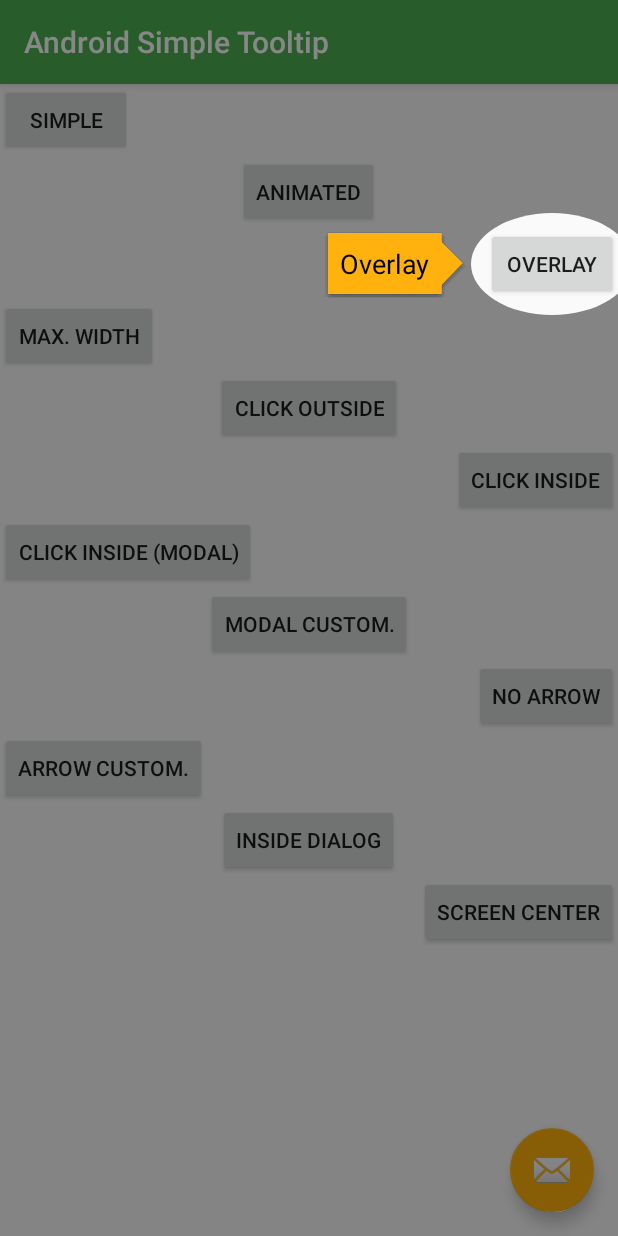
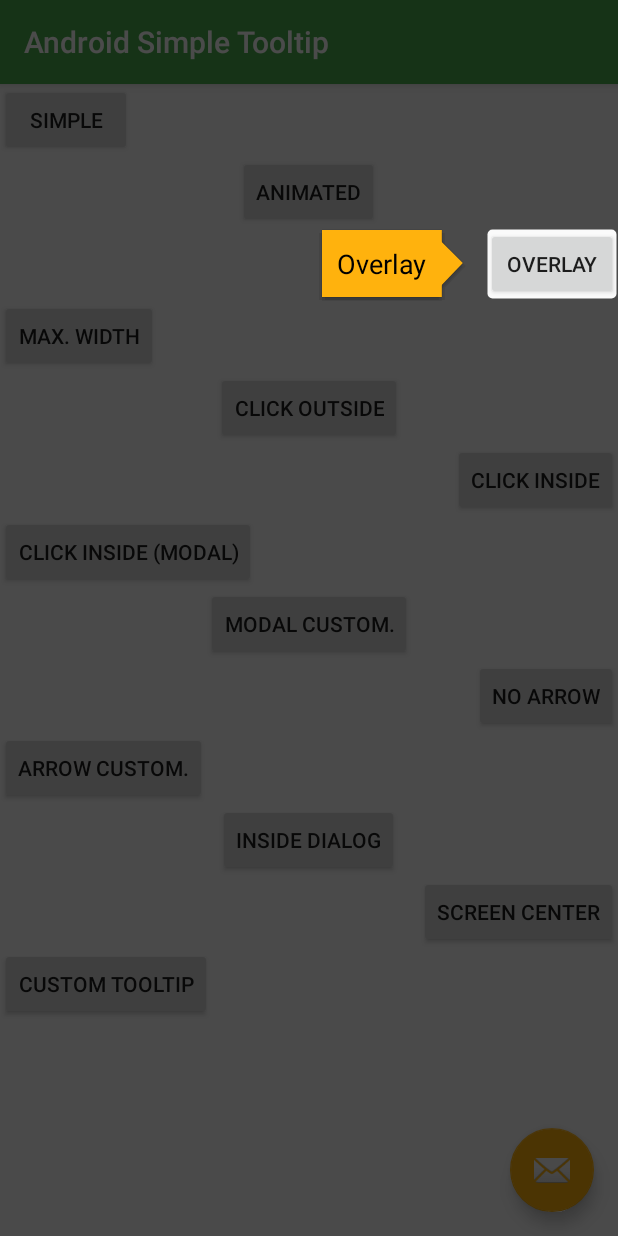
Before and after one commit to douglasjunior/android-simple-tooltip, an Android app: the screen it shows after launch (MainActivity), after a tap on "OVERLAY", on a phone screen of 412 x 824 dp. Run offline under Robolectric (Android 15) with nearby library versions, the phone set to English and light mode, and no system bars.

Commit message:
* Add additional Overlay shape (Rectangle and Oval) * Fixed Overlay displaying when no Anchor and gravity CENTER * Add config for "tooltip padding" and "overlay offset" * Added listener which handle anchor view change after popup has been shown * Moved some tooltip styling into styles  - st_overlay_offset  - st_margin  - st_padding  - st_overlay_alpha  - st_background_color  - st_text_color"  - st_arrow_color  updated build config  - buildToolsVersion '25.0.0'  - gradle wrapper (gradle-3.3-all.zip)  - com.android.tools.build:gradle:2.3.0

```diff
--- a/build.gradle
+++ b/build.gradle
@@ -9,7 +9,7 @@ buildscript {
         Before changing "Android Gradle Plugin" version, check he last estable version
         https://developer.android.com/studio/releases/gradle-plugin.html#revisions
          */
-        classpath 'com.android.tools.build:gradle:2.3.0'
+        classpath 'com.android.tools.build:gradle:2.3.1'
         // NOTE: Do not place your application dependencies here; they belong
         // in the individual module build.gradle files
     }
--- a/library/build.gradle
+++ b/library/build.gradle
@@ -5,7 +5,7 @@ group = 'com.github.douglasjunior'
 
 android {
     compileSdkVersion 24
-    buildToolsVersion '25.0.0'
+    buildToolsVersion '25.0.2'
 
     defaultConfig {
         minSdkVersion 7
@@ -33,7 +33,7 @@ buildscript {
 
 dependencies {
     compile fileTree(dir: 'libs', include: ['*.jar'])
-    compile 'com.android.support:support-annotations:24.0.0'
+    compile 'com.android.support:support-annotations:25.3.1'
 }
 
 // build a jar with source files
--- a/library/src/main/java/io/github/douglasjunior/androidSimpleTooltip/OverlayView.java
+++ b/library/src/main/java/io/github/douglasjunior/androidSimpleTooltip/OverlayView.java
@@ -26,6 +26,7 @@ package io.github.douglasjunior.androidSimpleTooltip;
 
 import android.annotation.SuppressLint;
 import android.content.Context;
+import android.content.res.TypedArray;
 import android.graphics.Bitmap;
 import android.graphics.Canvas;
 import android.graphics.Color;
@@ -33,7 +34,13 @@ import android.graphics.Paint;
 import android.graphics.PorterDuff;
 import android.graphics.PorterDuffXfermode;
 import android.graphics.RectF;
+import android.support.annotation.IntDef;
 import android.view.View;
+
+import java.lang.annotation.Retention;
+import java.lang.annotation.RetentionPolicy;
+
+import io.github.douglasjunior.androidSimpleTooltip.R;
 
 /**
  * View que faz o efeito de escurecer a tela e dar destaque no ponto de ancoragem.<br>
@@ -47,15 +54,26 @@ public class OverlayView extends View {
     private static final int mDefaultOverlayCircleOffsetRes = R.dimen.simpletooltip_overlay_circle_offset;
     private static final int mDefaultOverlayAlphaRes = R.integer.simpletooltip_overlay_alpha;
 
-    private View mAnchorView;
+    private RectF anchorRect;
     private Bitmap bitmap;
     private float offset = 0;
+    private int alpha = 0;
     private boolean invalidated = true;
+    @OverlayShape
+    private int shape = RECTANGLE;
 
-    OverlayView(Context context, View anchorView) {
+    OverlayView(Context context, RectF anchorRect, Float offset) {
         super(context);
-        this.mAnchorView = anchorView;
-        this.offset = context.getResources().getDimension(mDefaultOverlayCircleOffsetRes);
+        TypedArray a = context.getTheme().obtainStyledAttributes(R.styleable.SimpleTooltipStyle);
+        this.offset = offset == null
+                ? a.getDimension(R.styleable.SimpleTooltipStyle_st_overlay_offset,
+                context.getResources().getDimension(mDefaultOverlayCircleOffsetRes))
+                : offset;
+        alpha = a.getInt(R.styleable.SimpleTooltipStyle_st_overlay_alpha,
+                context.getResources().getInteger(mDefaultOverlayAlphaRes));
+        a.recycle();
+
+        this.anchorRect = anchorRect;
     }
 
     @Override
@@ -82,20 +100,27 @@ public class OverlayView extends View {
         Paint paint = new Paint(Paint.ANTI_ALIAS_FLAG);
         paint.setColor(Color.BLACK);
         paint.setAntiAlias(true);
-        paint.setAlpha(getResources().getInteger(mDefaultOverlayAlphaRes));
+        paint.setAlpha(alpha);
         osCanvas.drawRect(outerRectangle, paint);
 
         paint.setColor(Color.TRANSPARENT);
         paint.setXfermode(new PorterDuffXfermode(PorterDuff.Mode.SRC_OUT));
 
-        RectF anchorRecr = SimpleTooltipUtils.calculeRectInWindow(mAnchorView);
-        RectF overlayRecr = SimpleTooltipUtils.calculeRectInWindow(this);
+        RectF overlayRect = SimpleTooltipUtils.calculeRectInWindow(this);
 
-        float left = anchorRecr.left - overlayRecr.left;
-        float top = anchorRecr.top - overlayRecr.top;
-        RectF oval = new RectF(left - offset, top - offset, left + mAnchorView.getMeasuredWidth() + offset, top + mAnchorView.getMeasuredHeight() + offset);
+        float left = anchorRect.left - overlayRect.left;
+        float top = anchorRect.top - overlayRect.top;
+        RectF shapeRect = new RectF(
+                left - offset,
+                top - offset,
+                left + anchorRect.width() + offset,
+                top + anchorRect.height() + offset);
 
-        osCanvas.drawOval(oval, paint);
+        if (shape == RECTANGLE) {
+            osCanvas.drawRoundRect(shapeRect, 5, 5, paint);
+        } else if (shape == OVAL) {
+            osCanvas.drawOval(shapeRect, paint);
+        }
 
         invalidated = false;
     }
@@ -111,12 +136,33 @@ public class OverlayView extends View {
         invalidated = true;
     }
 
-    public View getAnchorView() {
-        return mAnchorView;
+    public static class Builder {
+        private final Context context;
+        private int color = Color.BLACK;
+        private float offset;
+        private int shape;
+
+        public Builder(Context context) {
+            this.context = context;
+        }
+
+        public void color(int color) {
+            this.color = color;
+        }
+
+        public void offset(float offset) {
+            this.offset = offset;
+        }
+
+        public void shape(int shape) {
+            this.shape = shape;
+        }
     }
 
-    public void setAnchorView(View anchorView) {
-        this.mAnchorView = anchorView;
-        invalidate();
-    }
+    public static final int OVAL = 0;
+    public static final int RECTANGLE = 1;
+
+    @Retention(RetentionPolicy.SOURCE)
+    @IntDef({OVAL, RECTANGLE})
+    public @interface OverlayShape {}
 }
--- a/library/src/main/java/io/github/douglasjunior/androidSimpleTooltip/SimpleTooltip.java
+++ b/library/src/main/java/io/github/douglasjunior/androidSimpleTooltip/SimpleTooltip.java
@@ -30,6 +30,7 @@ import android.animation.AnimatorSet;
 import android.animation.ObjectAnimator;
 import android.annotation.TargetApi;
 import android.content.Context;
+import android.content.res.TypedArray;
 import android.graphics.Color;
 import android.graphics.PointF;
 import android.graphics.RectF;
@@ -37,13 +38,16 @@ import android.graphics.drawable.ColorDrawable;
 import android.graphics.drawable.Drawable;
 import android.os.Build;
 import android.support.annotation.ColorInt;
+import android.support.annotation.ColorRes;
 import android.support.annotation.DimenRes;
+import android.support.annotation.Dimension;
 import android.support.annotation.DrawableRes;
 import android.support.annotation.IdRes;
 import android.support.annotation.IntDef;
 import android.support.annotation.LayoutRes;
 import android.support.annotation.StringRes;
 import android.util.Log;
+import android.util.TypedValue;
 import android.view.Gravity;
 import android.view.LayoutInflater;
 import android.view.MotionEvent;
@@ -58,6 +62,8 @@ import android.widget.TextView;
 
 import java.lang.annotation.Retention;
 import java.lang.annotation.RetentionPolicy;
+
+import io.github.douglasjunior.androidSimpleTooltip.R;
 
 
 /**
@@ -112,12 +118,15 @@ public class SimpleTooltip implements PopupWindow.OnDismissListener {
     private AnimatorSet mAnimator;
     private final float mMargin;
     private final float mPadding;
+    private final float mTooltipPadding;
     private final float mAnimationPadding;
+    private final Float mOverlayOffset;
     private final long mAnimationDuration;
     private final float mArrowWidth;
     private final float mArrowHeight;
     private final boolean mFocusable;
     private boolean dismissed = false;
+    private RectF lastAnchorPlace = new RectF();
 
 
     private SimpleTooltip(Builder builder) {
@@ -140,8 +149,10 @@ public class SimpleTooltip implements PopupWindow.OnDismissListener {
         mAnimated = builder.animated;
         mMargin = builder.margin;
         mPadding = builder.padding;
+        mTooltipPadding = builder.tooltipPadding;
         mAnimationPadding = builder.animationPadding;
         mAnimationDuration = builder.animationDuration;
+        mOverlayOffset = builder.overlayOffset;
         mOnDismissListener = builder.onDismissListener;
         mOnShowListener = builder.onShowListener;
         mFocusable = builder.focusable;
@@ -169,6 +180,7 @@ public class SimpleTooltip implements PopupWindow.OnDismissListener {
     public void show() {
         verifyDismissed();
 
+        mAnchorView.getViewTreeObserver().addOnGlobalLayoutListener(mAnchorPositionChangeListener);
         mContentLayout.getViewTreeObserver().addOnGlobalLayoutListener(mLocationLayoutListener);
         mContentLayout.getViewTreeObserver().addOnGlobalLayoutListener(mAutoDismissLayoutListener);
 
@@ -190,7 +202,14 @@ public class SimpleTooltip implements PopupWindow.OnDismissListener {
     }
 
     private void createOverlay() {
-        mOverlay = mTransparentOverlay ? new View(mContext) : new OverlayView(mContext, mAnchorView);
+        mRootView.removeView(mOverlay);
+        RectF anchorRect = mGravity != Gravity.CENTER
+                ? SimpleTooltipUtils.calculeVisibleRectInWindow(mAnchorView)
+                : new RectF(mAnchorView.getMeasuredWidth() / 2, mAnchorView.getMeasuredHeight() / 2,
+                mAnchorView.getMeasuredWidth() / 2 + 1, mAnchorView.getMeasuredHeight() / 2 + 1);
+        mOverlay = mTransparentOverlay
+                ? new View(mContext)
+                : new OverlayView(mContext, anchorRect,mOverlayOffset);
         mOverlay.setLayoutParams(new ViewGroup.LayoutParams(ViewGroup.LayoutParams.MATCH_PARENT, ViewGroup.LayoutParams.MATCH_PARENT));
         mOverlay.setOnTouchListener(mOverlayTouchListener);
         mRootView.addView(mOverlay);
@@ -199,25 +218,27 @@ public class SimpleTooltip implements PopupWindow.OnDismissListener {
     private PointF calculePopupLocation() {
         PointF location = new PointF();
 
-        final RectF anchorRect = SimpleTooltipUtils.calculeRectInWindow(mAnchorView);
+        final RectF anchorRect = SimpleTooltipUtils.calculeVisibleRectInWindow(mAnchorView);
         final PointF anchorCenter = new PointF(anchorRect.centerX(), anchorRect.centerY());
+
+        final float anchorMargin = mMargin - mTooltipPadding;
 
         switch (mGravity) {
             case Gravity.START:
-                location.x = anchorRect.left - mPopupWindow.getContentView().getWidth() - mMargin;
+                location.x = anchorRect.left - mPopupWindow.getContentView().getWidth() - anchorMargin;
                 location.y = anchorCenter.y - mPopupWindow.getContentView().getHeight() / 2f;
                 break;
             case Gravity.END:
-                location.x = anchorRect.right + mMargin;
+                location.x = anchorRect.right + anchorMargin;
                 location.y = anchorCenter.y - mPopupWindow.getContentView().getHeight() / 2f;
                 break;
             case Gravity.TOP:
                 location.x = anchorCenter.x - mPopupWindow.getContentView().getWidth() / 2f;
-                location.y = anchorRect.top - mPopupWindow.getContentView().getHeight() - mMargin;
+                location.y = anchorRect.top - mPopupWindow.getContentView().getHeight() - anchorMargin;
                 break;
             case Gravity.BOTTOM:
                 location.x = anchorCenter.x - mPopupWindow.getContentView().getWidth() / 2f;
-                location.y = anchorRect.bottom + mMargin;
+                location.y = anchorRect.bottom + anchorMargin;
                 break;
             case Gravity.CENTER:
                 location.x = anchorCenter.x - mPopupWindow.getContentView().getWidth() / 2f;
@@ -243,9 +264,10 @@ public class SimpleTooltip implements PopupWindow.OnDismissListener {
         mContentView.setPadding((int) mPadding, (int) mPadding, (int) mPadding, (int) mPadding);
 
         LinearLayout linearLayout = new LinearLayout(mContext);
-        linearLayout.setLayoutParams(new ViewGroup.LayoutParams(ViewGroup.LayoutParams.WRAP_CONTENT, ViewGroup.LayoutParams.WRAP_CONTENT));
+        linearLayout.setLayoutParams(new ViewGroup.LayoutParams(
+                ViewGroup.LayoutParams.WRAP_CONTENT, ViewGroup.LayoutParams.WRAP_CONTENT));
         linearLayout.setOrientation(mArrowDirection == ArrowDrawable.LEFT || mArrowDirection == ArrowDrawable.RIGHT ? LinearLayout.HORIZONTAL : LinearLayout.VERTICAL);
-        int layoutPadding = (int) (mAnimated ? mAnimationPadding : 0);
+        int layoutPadding = (int) (mAnimated ? mAnimationPadding : mTooltipPadding);
         linearLayout.setPadding(layoutPadding, layoutPadding, layoutPadding, layoutPadding);
 
         if (mShowArrow) {
@@ -273,7 +295,8 @@ public class SimpleTooltip implements PopupWindow.OnDismissListener {
             linearLayout.addView(mContentView);
         }
 
-        LinearLayout.LayoutParams contentViewParams = new LinearLayout.LayoutParams(ViewGroup.LayoutParams.WRAP_CONTENT, ViewGroup.LayoutParams.WRAP_CONTENT, 0);
+        LinearLayout.LayoutParams contentViewParams = new LinearLayout.LayoutParams(
+                ViewGroup.LayoutParams.WRAP_CONTENT, ViewGroup.LayoutParams.WRAP_CONTENT, 0);
         contentViewParams.gravity = Gravity.CENTER;
         mContentView.setLayoutParams(contentViewParams);
 
@@ -334,6 +357,7 @@ public class SimpleTooltip implements PopupWindow.OnDismissListener {
             mOnDismissListener.onDismiss(this);
         mOnDismissListener = null;
 
+        SimpleTooltipUtils.removeOnGlobalLayoutListener(mAnchorView, mAnchorPositionChangeListener);
         SimpleTooltipUtils.removeOnGlobalLayoutListener(mPopupWindow.getContentView(), mLocationLayoutListener);
         SimpleTooltipUtils.removeOnGlobalLayoutListener(mPopupWindow.getContentView(), mArrowLayoutListener);
         SimpleTooltipUtils.removeOnGlobalLayoutListener(mPopupWindow.getContentView(), mShowLayoutListener);
@@ -390,6 +414,47 @@ public class SimpleTooltip implements PopupWindow.OnDismissListener {
 
             SimpleTooltipUtils.removeOnGlobalLayoutListener(popup.getContentView(), this);
             popup.getContentView().getViewTreeObserver().addOnGlobalLayoutListener(mArrowLayoutListener);
+            PointF location = calculePopupLocation();
+            popup.setClippingEnabled(true);
+            popup.update((int) location.x, (int) location.y, popup.getWidth(), popup.getHeight());
+            popup.getContentView().requestLayout();
+            createOverlay();
+        }
+    };
+
+    /**
+     * If position of the anchor has been changed after popup was shown, we will track it here and update
+     * popup location and overlay
+     */
+    private final ViewTreeObserver.OnGlobalLayoutListener mAnchorPositionChangeListener = new ViewTreeObserver.OnGlobalLayoutListener() {
+        @Override
+        public void onGlobalLayout() {
+            final PopupWindow popup = mPopupWindow;
+            if (popup == null || dismissed) return;
+
+            // if Anchor view becomes invisible then hide popup
+            if (mAnchorView == null || !mAnchorView.isShown()){
+                dismiss();
+                return;
+            }
+
+            if (mMaxWidth > 0 && mContentView.getWidth() > mMaxWidth) {
+                SimpleTooltipUtils.setWidth(mContentView, mMaxWidth);
+                popup.update(ViewGroup.LayoutParams.WRAP_CONTENT, ViewGroup.LayoutParams.WRAP_CONTENT);
+                return;
+            }
+
+
+            // logic in createOverlay() will always trigger this listener callback
+            // to get out of infinite loop return if there were no changes compared with previous
+            // anchor view position
+            RectF anchorPlace = SimpleTooltipUtils.calculeVisibleRectInWindow(mAnchorView);
+            if (anchorPlace.equals(lastAnchorPlace)){
+                return;
+            }else {
+                lastAnchorPlace = anchorPlace;
+            }
+
             PointF location = calculePopupLocation();
             popup.setClippingEnabled(true);
             popup.update((int) location.x, (int) location.y, popup.getWidth(), popup.getHeight());
@@ -551,7 +616,9 @@ public class SimpleTooltip implements PopupWindow.OnDismissListener {
         private boolean animated = false;
         private float margin = -1;
         private float padding = -1;
+        private float tooltipPadding = 0;
         private float animationPadding = -1;
+        private Float overlayOffset = null;
         private OnDismissListener onDismissListener;
         private OnShowListener onShowListener;
         private long animationDuration;
@@ -568,11 +635,15 @@ public class SimpleTooltip implements PopupWindow.OnDismissListener {
 
         public SimpleTooltip build() throws IllegalArgumentException {
             validateArguments();
+            TypedArray a = context.getTheme().obtainStyledAttributes(R.styleable.SimpleTooltipStyle);
+
             if (backgroundColor == 0) {
-                backgroundColor = SimpleTooltipUtils.getColor(context, mDefaultBackgroundColorRes);
+                backgroundColor = a.getColor(R.styleable.SimpleTooltipStyle_st_background_color,
+                        SimpleTooltipUtils.getColor(context, mDefaultBackgroundColorRes));
             }
             if (textColor == 0) {
-                textColor = SimpleTooltipUtils.getColor(context, mDefaultTextColorRes);
+                textColor = a.getColor(R.styleable.SimpleTooltipStyle_st_text_color,
+                        SimpleTooltipUtils.getColor(context, mDefaultTextColorRes));
             }
             if (contentView == null) {
                 TextView tv = new TextView(context);
@@ -582,13 +653,16 @@ public class SimpleTooltip implements PopupWindow.OnDismissListener {
                 contentView = tv;
             }
             if (arrowColor == 0) {
-                arrowColor = SimpleTooltipUtils.getColor(context, mDefaultArrowColorRes);
+                arrowColor = a.getColor(R.styleable.SimpleTooltipStyle_st_arrow_color,
+                        SimpleTooltipUtils.getColor(context, mDefaultArrowColorRes));
             }
             if (margin < 0) {
-                margin = context.getResources().getDimension(mDefaultMarginRes);
+                margin = a.getDimension(R.styleable.SimpleTooltipStyle_st_margin,
+                        context.getResources().getDimension(mDefaultMarginRes));
             }
             if (padding < 0) {
-                padding = context.getResources().getDimension(mDefaultPaddingRes);
+                padding = a.getDimension(R.styleable.SimpleTooltipStyle_st_padding,
+                        context.getResources().getDimension(mDefaultPaddingRes));
             }
             if (animationPadding < 0) {
                 animationPadding = context.getResources().getDimension(mDefaultAnimationPaddingRes);
@@ -609,6 +683,7 @@ public class SimpleTooltip implements PopupWindow.OnDismissListener {
                 if (arrowHeight == 0)
                     arrowHeight = context.getResources().getDimension(mDefaultArrowHeightRes);
             }
+            a.recycle();
             return new SimpleTooltip(this);
         }
 
@@ -887,9 +962,34 @@ public class SimpleTooltip implements PopupWindow.OnDismissListener {
             return this;
         }
 
+        /**
+         * <div class="en">Tooltip padding applied to all sides except the side which contains arrow
+         * if {@link #animationPadding(float)} is set then this field is ignored in favor of {@link #animationPadding(float)}</div>
+         *
+         * @param tooltipPadding
+         * @return <tt>this</tt>
+         * @see Builder#tooltipPadding(int)
+         */
+        public Builder tooltipPadding(float tooltipPadding) {
+            this.tooltipPadding = tooltipPadding;
+            return this;
+        }
+
+        /**
+         * <div class="en">Tooltip padding applied to all sides except the side which contains arrow
+         * if {@link #animationPadding(float)} is set then this field is ignored in favor of {@link #animationPadding(float)}</div>
+         *
+         * @param tooltipPaddingRes dimension resource
+         * @return <tt>this</tt>
+         * @see Builder#tooltipPadding(float)
+         */
+        public Builder tooltipPadding(@DimenRes int tooltipPaddingRes) {
+            return tooltipPadding(context.getResources().getDimension(tooltipPaddingRes));
+        }
 
         /**
          * <div class="pt">Define a margem entre o Tooltip e o <tt>anchorView</tt>. Padrão é <tt>resources.getDimension(R.dimen.simpletooltip_margin)</tt>.</div>
+         * <div class="en">Set margin between tooltip and  <tt>anchorView</tt>. Default is <tt>R.dimen.simpletooltip_margin</tt>.</div>
          *
          * @param margin <div class="pt">tamanho da margem em pixels.</div>
          * @return <tt>this</tt>
@@ -902,6 +1002,7 @@ public class SimpleTooltip implements PopupWindow.OnDismissListener {
 
         /**
          * <div class="pt">Define a margem entre o Tooltip e o <tt>anchorView</tt>. Padrão é <tt>R.dimen.simpletooltip_margin</tt>.</div>
+         * <div class="en">Set margin between tooltip and  <tt>anchorView</tt>. Default is <tt>R.dimen.simpletooltip_margin</tt>.</div>
          *
          * @param marginRes <div class="pt">resId do tamanho da margem.</div>
          * @return <tt>this</tt>
@@ -942,6 +1043,11 @@ public class SimpleTooltip implements PopupWindow.OnDismissListener {
 
         public Builder arrowDrawable(@DrawableRes int drawableRes) {
             this.arrowDrawable = SimpleTooltipUtils.getDrawable(context, drawableRes);
+            return this;
+        }
+
+        public Builder arrowColorRes(@ColorRes int arrowColorRes) {
+            this.arrowColor = context.getResources().getColor(arrowColorRes);
             return this;
         }
 
@@ -993,6 +1099,11 @@ public class SimpleTooltip implements PopupWindow.OnDismissListener {
             this.focusable = focusable;
             return this;
         }
+
+        public Builder overlayOffset(@Dimension int overlayOffsetDp) {
+            overlayOffset = TypedValue.applyDimension(TypedValue.COMPLEX_UNIT_DIP, overlayOffsetDp, context.getResources().getDisplayMetrics());
+            return this;
+        }
     }
 
     @Retention(RetentionPolicy.SOURCE)
--- a/library/src/main/java/io/github/douglasjunior/androidSimpleTooltip/SimpleTooltipUtils.java
+++ b/library/src/main/java/io/github/douglasjunior/androidSimpleTooltip/SimpleTooltipUtils.java
@@ -26,6 +26,7 @@ package io.github.douglasjunior.androidSimpleTooltip;
 
 import android.content.Context;
 import android.content.res.Resources;
+import android.graphics.Rect;
 import android.graphics.RectF;
 import android.graphics.drawable.Drawable;
 import android.os.Build;
@@ -59,6 +60,18 @@ public final class SimpleTooltipUtils {
         int[] location = new int[2];
         view.getLocationInWindow(location);
         return new RectF(location[0], location[1], location[0] + view.getMeasuredWidth(), location[1] + view.getMeasuredHeight());
+    }
+
+    /**
+     *
+     * @param view
+     * @return Visible rectangle of the <b>view</b>, area that is on the screen and not overlapped
+     * by another views
+     */
+    public static RectF calculeVisibleRectInWindow(View view) {
+        Rect rect = new Rect();
+        view.getGlobalVisibleRect(rect);
+        return new RectF(rect);
     }
 
     public static float dpFromPx(float px) {
--- a/library/src/main/res/values/styles.xml
+++ b/library/src/main/res/values/styles.xml
@@ -1,8 +1,6 @@
 <?xml version="1.0" encoding="utf-8"?>
 <resources>
 
-    <style name="simpletooltip_default" parent="@android:style/TextAppearance.Medium">
-
-    </style>
+    <style name="simpletooltip_default" parent="@android:style/TextAppearance.Medium"/>
 
 </resources>
--- /dev/null
+++ b/sample/src/main/res/drawable/bg_tooltip_white.xml
@@ -0,0 +1,5 @@
+<?xml version="1.0" encoding="utf-8"?>
+<shape xmlns:android="http://schemas.android.com/apk/res/android">
+    <corners android:radius="5dp" />
+    <solid android:color="@color/white" />
+</shape>
--- a/sample/src/main/res/layout/activity_main.xml
+++ b/sample/src/main/res/layout/activity_main.xml
@@ -113,6 +113,13 @@
                 android:layout_height="wrap_content"
                 android:layout_gravity="end"
                 android:text="@string/btn_center" />
+
+            <Button
+                android:id="@+id/btn_custom_tooltip"
+                android:layout_width="wrap_content"
+                android:layout_height="wrap_content"
+                android:layout_gravity="start"
+                android:text="@string/custom_tooltip" />
         </LinearLayout>
     </ScrollView>
 
--- a/sample/src/main/res/values/colors.xml
+++ b/sample/src/main/res/values/colors.xml
@@ -3,4 +3,8 @@
     <color name="colorPrimary">#4CAF50</color>
     <color name="colorPrimaryDark">#388E3C</color>
     <color name="colorAccent">#ffb20d</color>
+
+    <color name="black">#000000</color>
+    <color name="white">#FFFFFF</color>
+    <color name="blue_blue">#134fbe</color>
 </resources>
--- a/sample/src/main/res/values/strings.xml
+++ b/sample/src/main/res/values/strings.xml
@@ -17,4 +17,5 @@
     <string name="btn_close">Close</string>
     <string name="btn_dialog">Inside dialog</string>
     <string name="btn_center">Screen center</string>
+    <string name="custom_tooltip">Custom tooltip</string>
 </resources>
--- a/sample/src/main/res/values/styles.xml
+++ b/sample/src/main/res/values/styles.xml
@@ -6,6 +6,15 @@
         <item name="colorPrimary">@color/colorPrimary</item>
         <item name="colorPrimaryDark">@color/colorPrimaryDark</item>
         <item name="colorAccent">@color/colorAccent</item>
+
+        <!--tooltip styling-->
+        <item name="st_overlay_offset">-1dp</item>
+        <item name="st_margin">10dp</item>
+        <item name="st_padding">10dp</item>
+        <item name="st_overlay_alpha">180</item>
+        <item name="st_background_color">@color/colorAccent</item>
+        <item name="st_text_color">@color/black</item>
+        <item name="st_arrow_color">@color/colorAccent</item>
     </style>
 
     <style name="AppTheme.NoActionBar">
```
Also changed, not shown: library/src/main/res/values/attr.xml (added, +17 -0 lines), sample/src/main/java/io/github/douglasjunior/androidSimpleTooltip/sample/MainActivity.java (+26 -0 lines), sample/src/main/res/layout/custom_tooltip_second.xml (added, +41 -0 lines).
